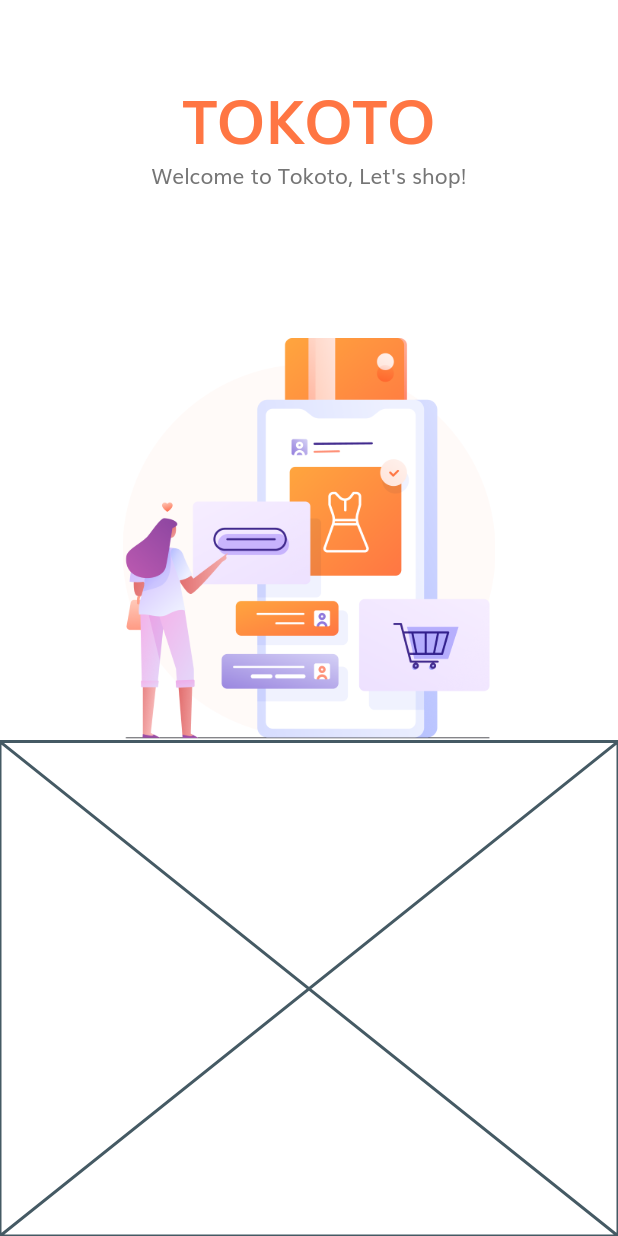
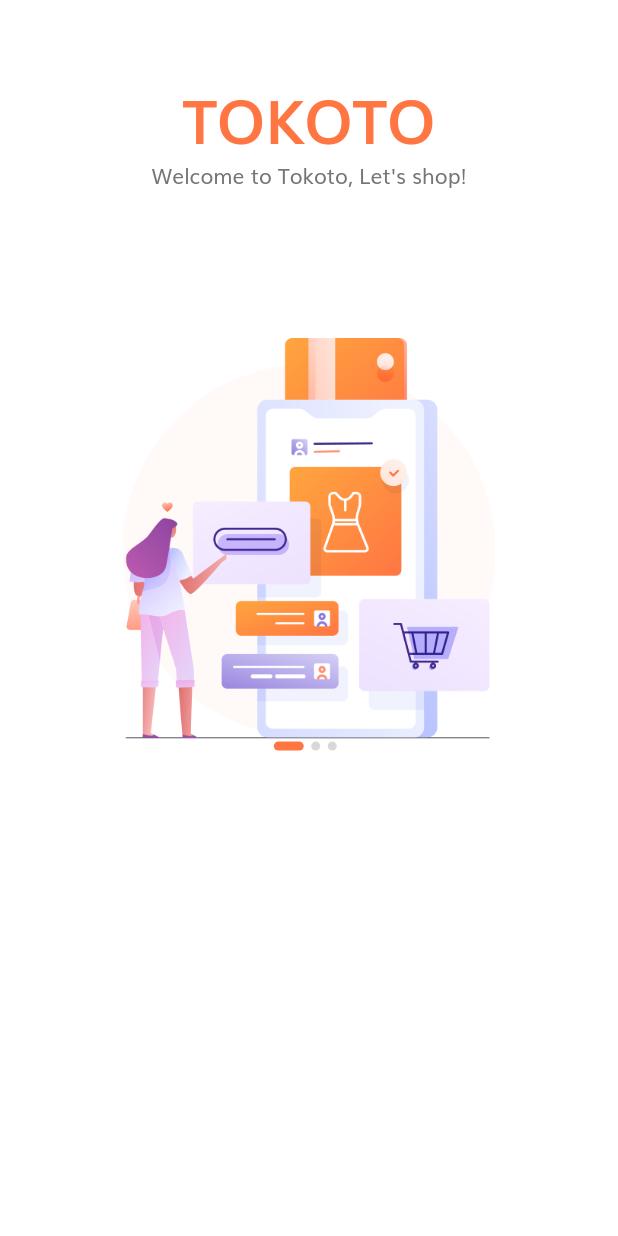
Before and after one commit to andrericardoweb/ecommerce_ui_flutter, a Flutter app: the screen it shows after launch, on a phone screen of 412 x 824 dp. Run offline on Flutter 3.47's test engine with Material 2 defaults, Android fonts, the phone set to English and light mode, and no system bars.

Commit message:
Dot Indicator

```diff
--- a/lib/screens/splash/components/body.dart
+++ b/lib/screens/splash/components/body.dart
@@ -1,3 +1,4 @@
+import 'package:ecommerce_ui_flutter/constants.dart';
 import 'package:flutter/material.dart';
 
 import '../components/splash_content.dart';
@@ -8,6 +9,7 @@
 }
 
 class _BodyState extends State<Body> {
+  int currentPage = 0;
   List<Map<String, String>> splashData = [
     {
       "text": "Welcome to Tokoto, Let's shop!",
@@ -33,6 +35,11 @@
             Expanded(
               flex: 3,
               child: PageView.builder(
+                onPageChanged: (value) {
+                  setState(() {
+                    currentPage = value;
+                  });
+                },
                 itemCount: splashData.length,
                 itemBuilder: (context, index) => SplashContent(
                   image: splashData[index]["image"],
@@ -42,11 +49,34 @@
             ),
             Expanded(
               flex: 2,
-              child: Placeholder(),
+              child: Column(
+                children: <Widget>[
+                  Row(
+                    mainAxisAlignment: MainAxisAlignment.center,
+                    children: List.generate(
+                      splashData.length,
+                      (index) => buildDot(index: index),
+                    ),
+                  ),
+                ],
+              ),
             ),
           ],
         ),
       ),
     );
   }
+
+  AnimatedContainer buildDot({int index}) {
+    return AnimatedContainer(
+      duration: kAnimationDuration,
+      margin: EdgeInsets.only(right: 5),
+      height: 6,
+      width: currentPage == index ? 20 : 6,
+      decoration: BoxDecoration(
+        color: currentPage == index ? kPrimaryColor : Color(0xFFD8D8D8),
+        borderRadius: BorderRadius.circular(3),
+      ),
+    );
+  }
 }
```
